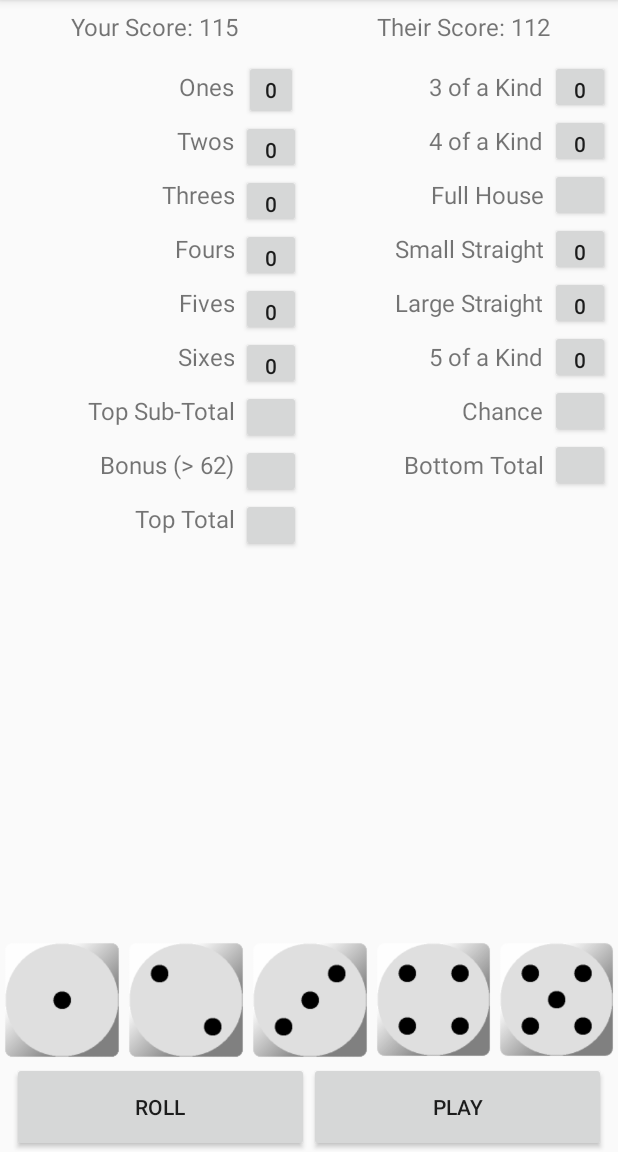
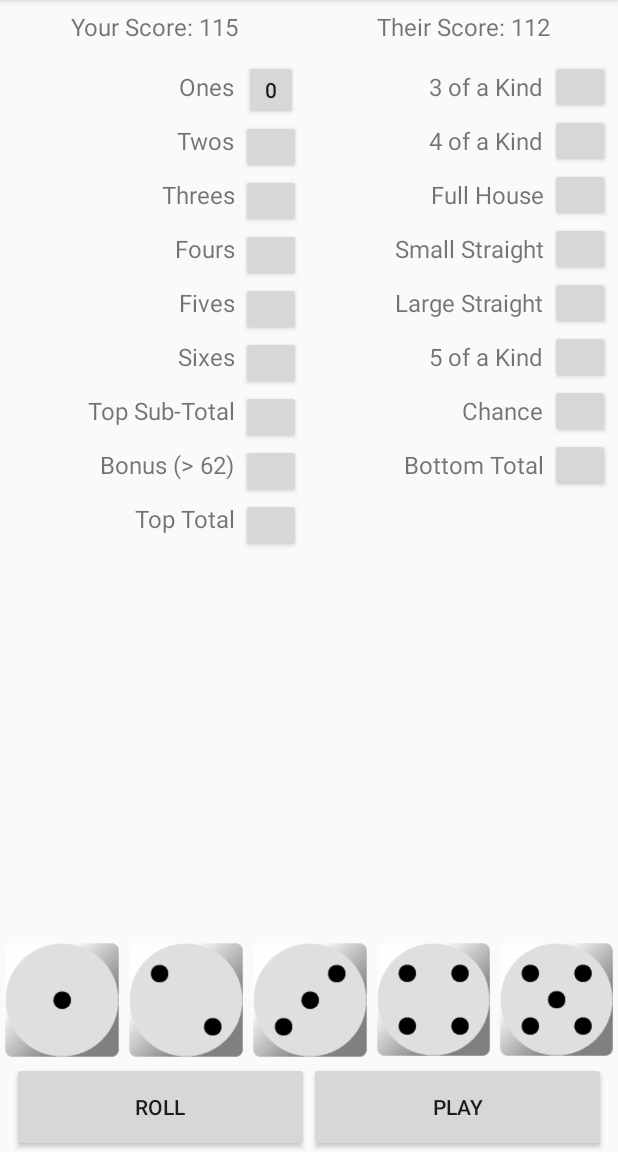
Before and after one commit to markdrago/dicepoints, an Android app: the screen it shows after launch (GameActivity), after a tap on an icon or button, on a phone screen of 412 x 824 dp, the part 84-1236 px from its top. Run offline under Robolectric (Android 15) with nearby library versions, the phone set to English and light mode, and no system bars.

Commit message:
simplify score calculation & tracking

```diff
--- a/app/src/main/java/com/markdrago/boatzee/GameActivity.kt
+++ b/app/src/main/java/com/markdrago/boatzee/GameActivity.kt
@@ -8,15 +8,14 @@ import android.widget.ImageView
 import android.widget.LinearLayout
 import android.widget.TextView
 import com.markdrago.boatzee.domain.DiceState
-import com.markdrago.boatzee.domain.ScoreCard
-import com.markdrago.boatzee.service.ScoreKeeper
-import java.util.Random
+import com.markdrago.boatzee.domain.ScoreBox
+import java.util.*
 
 class GameActivity : AppCompatActivity() {
 
     private val random = Random()
     private var diceState = DiceState({random.nextInt(GameConstants.DICE_SIDES) + 1})
-    private var scoreCard = ScoreCard()
+    private var scoreCard: MutableMap<ScoreBox, Int> = hashMapOf()
 
     override fun onCreate(savedInstanceState: Bundle?) {
         super.onCreate(savedInstanceState)
@@ -36,34 +35,9 @@ class GameActivity : AppCompatActivity() {
         renderDiceState()
     }
 
-    fun recordScoreForSingleFace(view: View) {
-        val faceValue = view.tag as String
-        scoreCard = ScoreKeeper.recordScoreForSingleFace(scoreCard, Integer.valueOf(faceValue), diceState.diceList)
-        renderScoreCard()
-    }
-
-    fun recordScoreForThreeOfAKind(view: View) {
-        scoreCard = ScoreKeeper.recordScoreForThreeOfAKind(scoreCard, diceState.diceList)
-        renderScoreCard()
-    }
-
-    fun recordScoreForFourOfAKind(view: View) {
-        scoreCard = ScoreKeeper.recordScoreForFourOfAKind(scoreCard, diceState.diceList)
-        renderScoreCard()
-    }
-
-    fun recordScoreForFiveOfAKind(view: View) {
-        scoreCard = ScoreKeeper.recordScoreForFiveOfAKind(scoreCard, diceState.diceList)
-        renderScoreCard()
-    }
-
-    fun recordScoreForSmallStraight(view: View) {
-        scoreCard = ScoreKeeper.recordScoreForSmallStraight(scoreCard, diceState.diceList)
-        renderScoreCard()
-    }
-
-    fun recordScoreForLargeStraight(view: View) {
-        scoreCard = ScoreKeeper.recordScoreForLargeStraight(scoreCard, diceState.diceList)
+    fun recordScore(view: View) {
+        val scoreBox = ScoreBox.valueOf(view.tag as String)
+        scoreCard[scoreBox] = scoreBox.score(diceState.diceList)
         renderScoreCard()
     }
 
@@ -77,22 +51,25 @@ class GameActivity : AppCompatActivity() {
     }
 
     fun renderScoreCard() {
-        renderScoreCardSingleFaces()
-        (findViewById(R.id.three_of_a_kind_button) as Button).text = scoreCard.threeOfAKind.toString()
-        (findViewById(R.id.four_of_a_kind_button) as Button).text = scoreCard.fourOfAKind.toString()
-        (findViewById(R.id.five_of_a_kind_button) as Button).text = scoreCard.fiveOfAKind.toString()
-        (findViewById(R.id.small_straight_button) as Button).text = scoreCard.smallStraight.toString()
-        (findViewById(R.id.large_straight_button) as Button).text = scoreCard.largeStraight.toString()
+        renderButtonScore(R.id.ones_button, scoreCard[ScoreBox.ONES])
+        renderButtonScore(R.id.twos_button, scoreCard[ScoreBox.TWOS])
+        renderButtonScore(R.id.threes_button, scoreCard[ScoreBox.THREES])
+        renderButtonScore(R.id.fours_button, scoreCard[ScoreBox.FOURS])
+        renderButtonScore(R.id.fives_button, scoreCard[ScoreBox.FIVES])
+        renderButtonScore(R.id.sixes_button, scoreCard[ScoreBox.SIXES])
+        renderButtonScore(R.id.three_of_a_kind_button, scoreCard[ScoreBox.THREE_OF_A_KIND])
+        renderButtonScore(R.id.four_of_a_kind_button, scoreCard[ScoreBox.FOUR_OF_A_KIND])
+        renderButtonScore(R.id.full_house_button, scoreCard[ScoreBox.FULL_HOUSE])
+        renderButtonScore(R.id.five_of_a_kind_button, scoreCard[ScoreBox.FIVE_OF_A_KIND])
+        renderButtonScore(R.id.small_straight_button, scoreCard[ScoreBox.SMALL_STRAIGHT])
+        renderButtonScore(R.id.large_straight_button, scoreCard[ScoreBox.LARGE_STRAIGHT])
+        renderButtonScore(R.id.chance_button, scoreCard[ScoreBox.CHANCE])
     }
 
-    fun renderScoreCardSingleFaces() {
-        val scores = scoreCard.singleFaces.map({it.toString()})
-        (findViewById(R.id.ones_button) as Button).text = scores[0]
-        (findViewById(R.id.twos_button) as Button).text = scores[1]
-        (findViewById(R.id.threes_button) as Button).text = scores[2]
-        (findViewById(R.id.fours_button) as Button).text = scores[3]
-        (findViewById(R.id.fives_button) as Button).text = scores[4]
-        (findViewById(R.id.sixes_button) as Button).text = scores[5]
+    fun renderButtonScore(viewId: Int, score: Int?) {
+        val view = findViewById(viewId) as Button
+        val label = score?.toString() ?: ""
+        view.text = label
     }
 
     fun getDieViewPosition(view: View): Int {
--- a/app/src/main/java/com/markdrago/boatzee/domain/DiceState.kt
+++ b/app/src/main/java/com/markdrago/boatzee/domain/DiceState.kt
@@ -3,9 +3,6 @@ package com.markdrago.boatzee.domain
 import com.markdrago.boatzee.GameConstants
 
 class DiceState(val nextRoll: () -> Int, val diceList: IntArray, val frozenDice: BooleanArray) {
-
-//    constructor(nextRoll: () -> Int, diceList: IntArray) :
-//        this(nextRoll, diceList, BooleanArray(GameConstants.DICE_COUNT, {false}))
 
     constructor(nextRoll: () -> Int):
         this(nextRoll, IntArray(GameConstants.DICE_COUNT, {x -> nextRoll()}), BooleanArray(GameConstants.DICE_COUNT, {false}))
--- /dev/null
+++ b/app/src/main/java/com/markdrago/boatzee/domain/ScoreBox.kt
@@ -0,0 +1,101 @@
+package com.markdrago.boatzee.domain
+
+enum class ScoreBox {
+    ONES {
+        override fun score(dice: IntArray) = scoreForSingleFace(1, dice)
+    },
+    TWOS  {
+        override fun score(dice: IntArray) = scoreForSingleFace(2, dice)
+    },
+    THREES {
+        override fun score(dice: IntArray) = scoreForSingleFace(3, dice)
+    },
+    FOURS {
+        override fun score(dice: IntArray) = scoreForSingleFace(4, dice)
+    },
+    FIVES {
+        override fun score(dice: IntArray) = scoreForSingleFace(5, dice)
+    },
+    SIXES {
+        override fun score(dice: IntArray) = scoreForSingleFace(6, dice)
+    },
+    THREE_OF_A_KIND {
+        override fun score(dice: IntArray) = scoreTotalIfMatchingDiceCountAtLeast(3, dice)
+    },
+    FOUR_OF_A_KIND {
+        override fun score(dice: IntArray) = scoreTotalIfMatchingDiceCountAtLeast(4, dice)
+    },
+    FULL_HOUSE {
+        override fun score(dice: IntArray): Int {
+            val diceSet = dice.groupBy({it}).values.map({it.count()}).toSet()
+            if (diceSet.equals(setOf(2, 3))) {
+                return 25
+            } else {
+                return 0
+            }
+        }
+    },
+    FIVE_OF_A_KIND {
+        override fun score(dice: IntArray): Int {
+            if (maxMatchingDiceCount(dice) >= 5) {
+                return 50
+            } else {
+                return 0
+            }
+        }
+    },
+    SMALL_STRAIGHT {
+        override fun score(dice: IntArray): Int {
+            if (hasAllDiceInAtLeastOne(arrayOf(
+                    intArrayOf(1, 2, 3, 4),
+                    intArrayOf(2, 3, 4, 5),
+                    intArrayOf(3, 4, 5, 6)
+            ), dice)) {
+                return 30
+            } else {
+                return 0
+            }
+        }
+    },
+    LARGE_STRAIGHT {
+        override fun score(dice: IntArray): Int {
+            if (hasAllDiceInAtLeastOne(arrayOf(
+                    intArrayOf(1, 2, 3, 4, 5),
+                    intArrayOf(2, 3, 4, 5, 6)
+            ), dice)) {
+                return 40
+            } else {
+                return 0
+            }
+        }
+    },
+    CHANCE {
+        override fun score(dice: IntArray) = dice.sum()
+    };
+
+    abstract fun score(dice: IntArray): Int
+
+    protected fun scoreForSingleFace(faceValue: Int, dice: IntArray): Int {
+        return dice.filter({ it == faceValue }).sum()
+    }
+
+    protected fun scoreTotalIfMatchingDiceCountAtLeast(required: Int, dice: IntArray): Int {
+        if (maxMatchingDiceCount(dice) >= required) {
+            return dice.sum()
+        } else {
+            return 0
+        }
+    }
+
+    protected fun maxMatchingDiceCount(dice: IntArray): Int {
+        return dice.groupBy({it}).values.map({it.count()}).max() ?: 0
+    }
+
+    protected fun hasAllDiceInAtLeastOne(required: Array<IntArray>, dice: IntArray): Boolean {
+        return required.any({hasAllDiceIn(it, dice)})
+    }
+
+    protected fun hasAllDiceIn(required: IntArray, dice: IntArray): Boolean {
+        return required.all({dice.contains(it)})
+    }
+}
--- a/app/src/main/java/com/markdrago/boatzee/domain/ScoreCard.kt
+++ /dev/null
@@ -1,14 +0,0 @@
-package com.markdrago.boatzee.domain
-
-data class ScoreCard(
-        val singleFaces: IntArray,
-        val threeOfAKind: Int,
-        val fourOfAKind: Int,
-        val fiveOfAKind: Int,
-        val fullHouse: Int,
-        val smallStraight: Int,
-        val largeStraight: Int,
-        val chance: Int) {
-
-    constructor(): this(IntArray(6, {0}), 0, 0, 0, 0, 0, 0, 0)
-}
--- a/app/src/main/java/com/markdrago/boatzee/service/ScoreKeeper.kt
+++ /dev/null
@@ -1,38 +0,0 @@
-package com.markdrago.boatzee.service
-
-import com.markdrago.boatzee.domain.ScoreCard
-
-object ScoreKeeper {
-    fun recordScoreForSingleFace(scoreCard: ScoreCard, faceValue: Int, dice: IntArray): ScoreCard {
-        val value = ScoreCalculator.scoreForSingleFace(faceValue, dice)
-        val newFaces = scoreCard.singleFaces.copyOf()
-        newFaces.set(faceValue - 1, value)
-
-        return scoreCard.copy(singleFaces = newFaces)
-    }
-
-    fun recordScoreForThreeOfAKind(scoreCard: ScoreCard, dice: IntArray): ScoreCard {
-        val value = ScoreCalculator.scoreForThreeOfAKind(dice)
-        return scoreCard.copy(threeOfAKind = value)
-    }
-
-    fun recordScoreForFourOfAKind(scoreCard: ScoreCard, dice: IntArray): ScoreCard {
-        val value = ScoreCalculator.scoreForFourOfAKind(dice)
-        return scoreCard.copy(fourOfAKind = value)
-    }
-
-    fun recordScoreForFiveOfAKind(scoreCard: ScoreCard, dice: IntArray): ScoreCard {
-        val value = ScoreCalculator.scoreForFiveOfAKind(dice)
-        return scoreCard.copy(fiveOfAKind = value)
-    }
-
-    fun recordScoreForSmallStraight(scoreCard: ScoreCard, dice: IntArray): ScoreCard {
-        val value = ScoreCalculator.scoreForSmallStraight(dice)
-        return scoreCard.copy(smallStraight = value)
-    }
-
-    fun recordScoreForLargeStraight(scoreCard: ScoreCard, dice: IntArray): ScoreCard {
-        val value = ScoreCalculator.scoreForLargeStraight(dice)
-        return scoreCard.copy(largeStraight = value)
-     }
-}
--- a/app/src/main/res/layout/activity_game.xml
+++ b/app/src/main/res/layout/activity_game.xml
@@ -121,8 +121,8 @@
 
             <Button
                 android:id="@+id/ones_button"
-                android:onClick="recordScoreForSingleFace"
-                android:tag="1"
+                android:onClick="recordScore"
+                android:tag="ONES"
                 android:layout_gravity="center"
                 android:layout_height="@dimen/score_button_width"
                 android:layout_width="@dimen/score_row_height">
@@ -130,8 +130,8 @@
 
             <Button
                 android:id="@+id/twos_button"
-                android:onClick="recordScoreForSingleFace"
-                android:tag="2"
+                android:onClick="recordScore"
+                android:tag="TWOS"
                 android:layout_gravity="center"
                 android:text=""
                 android:layout_width="@dimen/score_button_width"
@@ -140,8 +140,8 @@
 
             <Button
                 android:id="@+id/threes_button"
-                android:onClick="recordScoreForSingleFace"
-                android:tag="3"
+                android:onClick="recordScore"
+                android:tag="THREES"
                 android:layout_gravity="center"
                 android:text=""
                 android:layout_width="@dimen/score_button_width"
@@ -150,8 +150,8 @@
 
             <Button
                 android:id="@+id/fours_button"
-                android:onClick="recordScoreForSingleFace"
-                android:tag="4"
+                android:onClick="recordScore"
+                android:tag="FOURS"
                 android:layout_gravity="center"
                 android:text=""
                 android:layout_width="@dimen/score_button_width"
@@ -160,8 +160,8 @@
 
             <Button
                 android:id="@+id/fives_button"
-                android:onClick="recordScoreForSingleFace"
-                android:tag="5"
+                android:onClick="recordScore"
+                android:tag="FIVES"
                 android:layout_gravity="center"
                 android:text=""
                 android:layout_width="@dimen/score_button_width"
@@ -170,8 +170,8 @@
 
             <Button
                 android:id="@+id/sixes_button"
-                android:onClick="recordScoreForSingleFace"
-                android:tag="6"
+                android:onClick="recordScore"
+                android:tag="SIXES"
                 android:layout_gravity="center"
                 android:text=""
                 android:layout_width="@dimen/score_button_width"
@@ -271,7 +271,8 @@
 
             <Button
                 android:id="@+id/three_of_a_kind_button"
-                android:onClick="recordScoreForThreeOfAKind"
+                android:onClick="recordScore"
+                android:tag="THREE_OF_A_KIND"
                 android:layout_gravity="center"
                 android:text=""
                 android:layout_width="@dimen/score_button_width"
@@ -280,7 +281,8 @@
 
             <Button
                 android:id="@+id/four_of_a_kind_button"
-                android:onClick="recordScoreForFourOfAKind"
+                android:onClick="recordScore"
+                android:tag="FOUR_OF_A_KIND"
                 android:layout_gravity="center"
                 android:text=""
                 android:layout_width="@dimen/score_button_width"
@@ -289,7 +291,8 @@
 
             <Button
                 android:id="@+id/full_house_button"
-                android:onClick="recordScoreForFullHouse"
+                android:onClick="recordScore"
+                android:tag="FULL_HOUSE"
                 android:layout_gravity="center"
                 android:text=""
                 android:layout_width="@dimen/score_button_width"
@@ -298,7 +301,8 @@
 
             <Button
                 android:id="@+id/small_straight_button"
-                android:onClick="recordScoreForSmallStraight"
+                android:onClick="recordScore"
+                android:tag="SMALL_STRAIGHT"
                 android:layout_gravity="center"
                 android:text=""
                 android:layout_width="@dimen/score_button_width"
@@ -307,7 +311,8 @@
 
             <Button
                 android:id="@+id/large_straight_button"
-                android:onClick="recordScoreForLargeStraight"
+                android:onClick="recordScore"
+                android:tag="LARGE_STRAIGHT"
                 android:layout_gravity="center"
                 android:text=""
                 android:layout_width="@dimen/score_button_width"
@@ -316,7 +321,8 @@
 
             <Button
                 android:id="@+id/five_of_a_kind_button"
-                android:onClick="recordScoreForFiveOfAKind"
+                android:onClick="recordScore"
+                android:tag="FIVE_OF_A_KIND"
                 android:layout_gravity="center"
                 android:text=""
                 android:layout_width="@dimen/score_button_width"
@@ -325,7 +331,8 @@
 
             <Button
                 android:id="@+id/chance_button"
-                android:onClick="recordScoreForChance"
+                android:onClick="recordScore"
+                android:tag="CHANCE"
                 android:layout_gravity="center"
                 android:text=""
                 android:layout_width="@dimen/score_button_width"
```
Also changed, not shown: app/src/main/java/com/markdrago/boatzee/service/ScoreCalculator.kt (deleted, +0 -66 lines).
